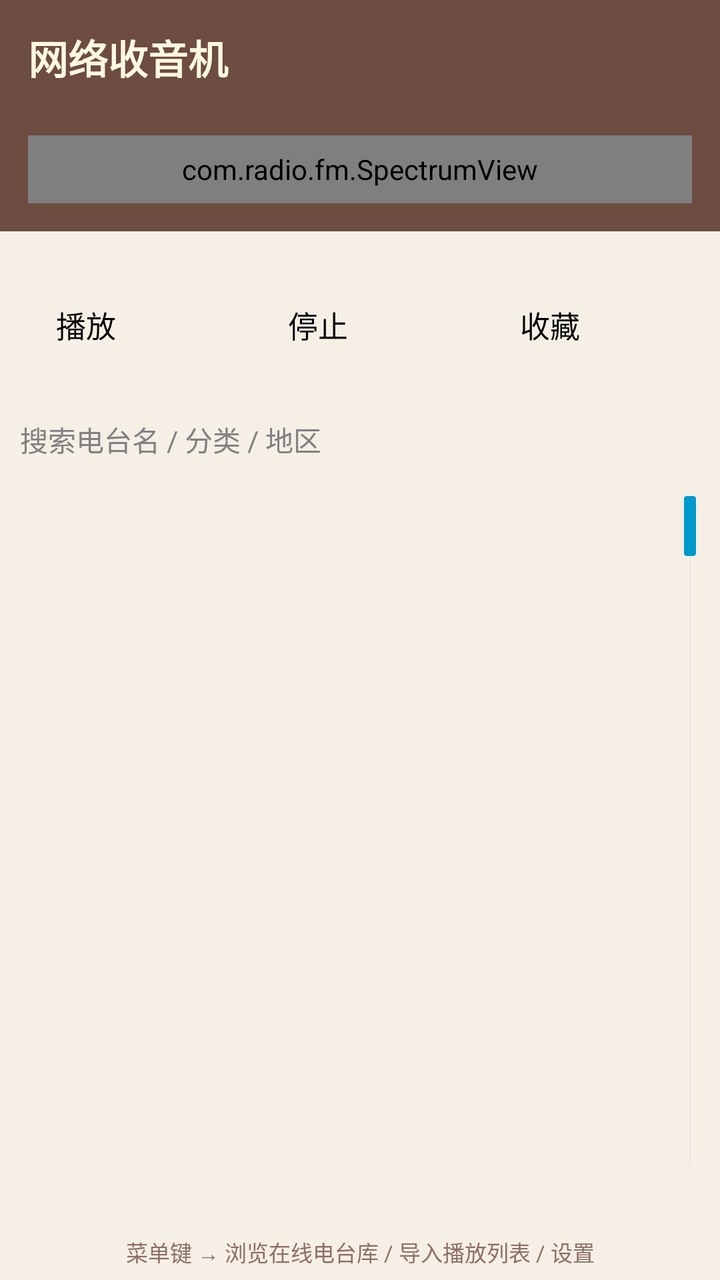
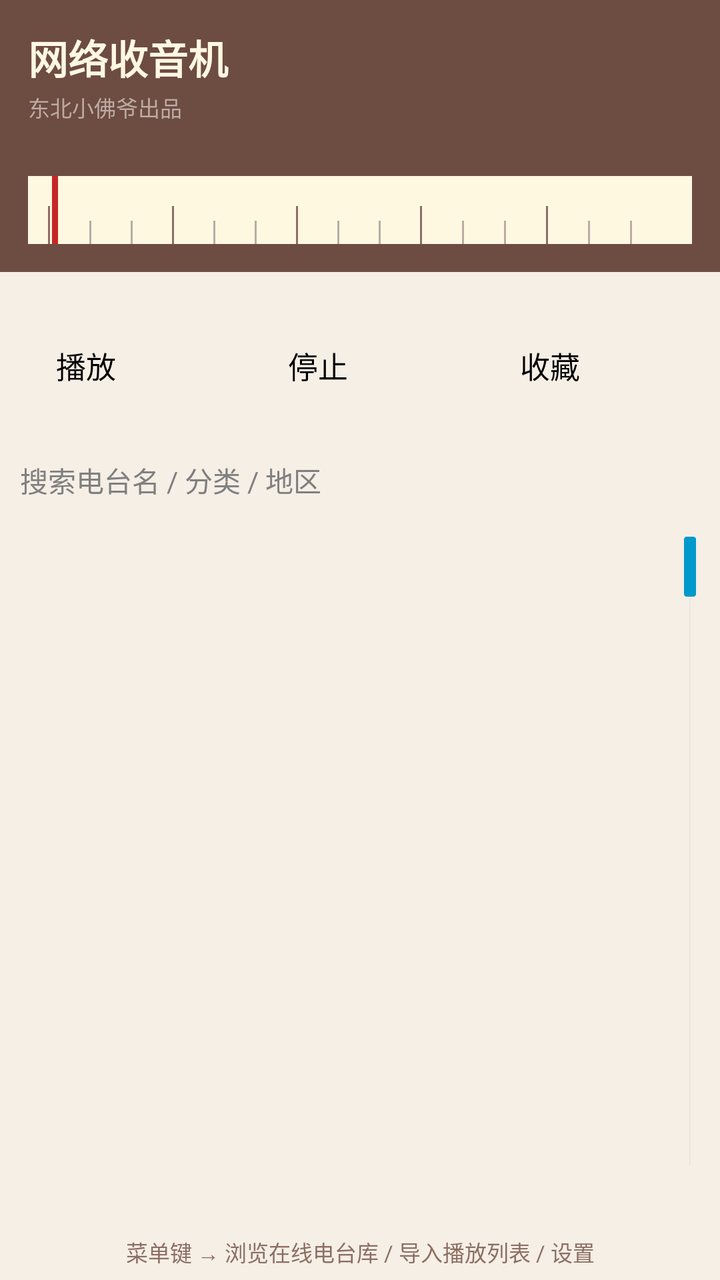

Screens rendered from an Android XML layout before and after an edit, with the pre-edit source and the edit as a unified diff.
<!-- AndroidManifest.xml: application theme AppTheme -->
<!-- res/layout/activity_main.xml -->
<?xml version="1.0" encoding="utf-8"?>
<LinearLayout xmlns:android="http://schemas.android.com/apk/res/android"
    android:layout_width="match_parent"
    android:layout_height="match_parent"
    android:orientation="vertical"
    android:background="#F5EFE6">

    
    <LinearLayout
        android:layout_width="match_parent"
        android:layout_height="wrap_content"
        android:orientation="vertical"
        android:background="#6D4C41"
        android:padding="14dp">

        <TextView
            android:id="@+id/station_name"
            android:layout_width="match_parent"
            android:layout_height="wrap_content"
            android:text="网络收音机"
            android:textColor="#FFF8E1"
            android:textSize="20sp"
            android:textStyle="bold"
            android:singleLine="true"
            android:ellipsize="marquee" />

        <TextView
            android:id="@+id/station_meta"
            android:layout_width="match_parent"
            android:layout_height="wrap_content"
            android:textColor="#D7CCC8"
            android:textSize="12sp"
            android:singleLine="true" />

        
        <com.radio.fm.SpectrumView
            android:id="@+id/spectrum"
            android:layout_width="match_parent"
            android:layout_height="34dp"
            android:layout_marginTop="8dp" />
    </LinearLayout>

    
    <LinearLayout
        android:layout_width="match_parent"
        android:layout_height="wrap_content"
        android:orientation="vertical"
        android:paddingLeft="14dp"
        android:paddingRight="14dp"
        android:paddingTop="8dp">

        <TextView
            android:id="@+id/status_text"
            android:layout_width="match_parent"
            android:layout_height="wrap_content"
            android:textSize="13sp"
            android:textColor="#5D4037" />

        <TextView
            android:id="@+id/icy_text"
            android:layout_width="match_parent"
            android:layout_height="wrap_content"
            android:layout_marginTop="2dp"
            android:textSize="13sp"
            android:textStyle="italic"
            android:textColor="#2E7D32"
            android:visibility="gone"
            android:singleLine="true"
            android:ellipsize="marquee" />
    </LinearLayout>

    
    <LinearLayout
        android:layout_width="match_parent"
        android:layout_height="wrap_content"
        android:orientation="horizontal"
        android:padding="10dp">

        <Button
            android:id="@+id/btn_play"
            style="@style/BigButton"
            android:layout_width="0dp" android:layout_height="wrap_content"
            android:layout_weight="1"
            android:text="@string/play" />

        <Button
            android:id="@+id/btn_stop"
            style="@style/BigButton"
            android:layout_width="0dp" android:layout_height="wrap_content"
            android:layout_weight="1"
            android:layout_marginLeft="8dp"
            android:text="@string/stop" />

        <Button
            android:id="@+id/btn_fav"
            style="@style/BigButton"
            android:layout_width="0dp" android:layout_height="wrap_content"
            android:layout_weight="1"
            android:layout_marginLeft="8dp"
            android:text="收藏" />
    </LinearLayout>

    
    <LinearLayout
        android:layout_width="match_parent"
        android:layout_height="wrap_content"
        android:orientation="horizontal"
        android:gravity="center_vertical"
        android:layout_marginLeft="10dp"
        android:layout_marginRight="10dp">

        <EditText
            android:id="@+id/filter_box"
            android:layout_width="0dp"
            android:layout_weight="1"
            android:layout_height="wrap_content"
            android:hint="搜索电台名 / 分类 / 地区"
            android:imeOptions="actionSearch"
            android:inputType="text"
            android:singleLine="true"
            android:textSize="14sp" />

        
        <Spinner
            android:id="@+id/category_spinner"
            android:layout_width="wrap_content"
            android:layout_height="wrap_content"
            android:layout_marginLeft="6dp"
            android:minWidth="120dp" />
    </LinearLayout>

    <ListView
        android:id="@+id/station_list"
        android:layout_width="match_parent"
        android:layout_height="0dp"
        android:layout_weight="1"
        android:layout_marginTop="6dp"
        android:divider="#D7CCC8"
        android:dividerHeight="1dp"
        android:cacheColorHint="#00000000"
        android:fastScrollEnabled="true"
        android:scrollbarStyle="outsideOverlay" />

    <TextView
        android:layout_width="match_parent"
        android:layout_height="wrap_content"
        android:padding="6dp"
        android:textSize="11sp"
        android:textColor="#8D6E63"
        android:text="菜单键 → 浏览在线电台库 / 导入播放列表 / 设置"
        android:gravity="center" />

</LinearLayout>
<!-- resources referenced by this layout -->
<resources>
  <string name="play">播放</string>
  <string name="stop">停止</string>
  <style name="BigButton">
          <item name="android:textSize">15sp</item>
          <item name="android:paddingLeft">18dp</item>
          <item name="android:paddingRight">18dp</item>
          <item name="android:minWidth">96dp</item>
          <item name="android:minHeight">48dp</item>
      </style>
  <style name="AppTheme" parent="@android:style/Theme.Holo.Light.DarkActionBar">
          <item name="android:windowBackground">@android:color/background_light</item>
      </style>
</resources>

<!-- the commit's change to res/layout/activity_main.xml (unified diff, before → after) -->
@@ -24,6 +24,15 @@
             android:singleLine="true"
             android:ellipsize="marquee" />
 
+        
+        <TextView
+            android:layout_width="wrap_content"
+            android:layout_height="wrap_content"
+            android:layout_marginTop="2dp"
+            android:text="@string/copyright"
+            android:textColor="#BCAAA4"
+            android:textSize="11sp" />
+
         <TextView
             android:id="@+id/station_meta"
             android:layout_width="match_parent"
@@ -33,11 +42,91 @@
             android:singleLine="true" />
 
         
-        <com.radio.fm.SpectrumView
-            android:id="@+id/spectrum"
+        <FrameLayout
             android:layout_width="match_parent"
             android:layout_height="34dp"
-            android:layout_marginTop="8dp" />
+            android:layout_marginTop="10dp"
+            android:background="#FFF8E1">
+
+            
+            <LinearLayout
+                android:id="@+id/tune_track"
+                android:layout_width="match_parent"
+                android:layout_height="match_parent"
+                android:orientation="horizontal"
+                android:gravity="center_vertical"
+                android:paddingLeft="10dp"
+                android:paddingRight="10dp">
+                <View android:layout_width="1dp" android:layout_height="match_parent"
+                    android:layout_marginTop="10dp"
+                    android:background="#8D6E63" />
+                <View android:layout_width="0dp" android:layout_height="1dp" android:layout_weight="1" />
+                <View android:layout_width="1dp" android:layout_height="match_parent"
+                    android:layout_marginTop="15dp"
+                    android:background="#BCAAA4" />
+                <View android:layout_width="0dp" android:layout_height="1dp" android:layout_weight="1" />
+                <View android:layout_width="1dp" android:layout_height="match_parent"
+                    android:layout_marginTop="15dp"
+                    android:background="#BCAAA4" />
+                <View android:layout_width="0dp" android:layout_height="1dp" android:layout_weight="1" />
+                <View android:layout_width="1dp" android:layout_height="match_parent"
+                    android:layout_marginTop="10dp"
+                    android:background="#8D6E63" />
+                <View android:layout_width="0dp" android:layout_height="1dp" android:layout_weight="1" />
+                <View android:layout_width="1dp" android:layout_height="match_parent"
+                    android:layout_marginTop="15dp"
+                    android:background="#BCAAA4" />
+                <View android:layout_width="0dp" android:layout_height="1dp" android:layout_weight="1" />
+                <View android:layout_width="1dp" android:layout_height="match_parent"
+                    android:layout_marginTop="15dp"
+                    android:background="#BCAAA4" />
+                <View android:layout_width="0dp" android:layout_height="1dp" android:layout_weight="1" />
+                <View android:layout_width="1dp" android:layout_height="match_parent"
+                    android:layout_marginTop="10dp"
+                    android:background="#8D6E63" />
+                <View android:layout_width="0dp" android:layout_height="1dp" android:layout_weight="1" />
+                <View android:layout_width="1dp" android:layout_height="match_parent"
+                    android:layout_marginTop="15dp"
+                    android:background="#BCAAA4" />
+                <View android:layout_width="0dp" android:layout_height="1dp" android:layout_weight="1" />
+                <View android:layout_width="1dp" android:layout_height="match_parent"
+                    android:layout_marginTop="15dp"
+                    android:background="#BCAAA4" />
+                <View android:layout_width="0dp" android:layout_height="1dp" android:layout_weight="1" />
+                <View android:layout_width="1dp" android:layout_height="match_parent"
+                    android:layout_marginTop="10dp"
+                    android:background="#8D6E63" />
+                <View android:layout_width="0dp" android:layout_height="1dp" android:layout_weight="1" />
+                <View android:layout_width="1dp" android:layout_height="match_parent"
+                    android:layout_marginTop="15dp"
+                    android:background="#BCAAA4" />
+                <View android:layout_width="0dp" android:layout_height="1dp" android:layout_weight="1" />
+                <View android:layout_width="1dp" android:layout_height="match_parent"
+                    android:layout_marginTop="15dp"
+                    android:background="#BCAAA4" />
+                <View android:layout_width="0dp" android:layout_height="1dp" android:layout_weight="1" />
+                <View android:layout_width="1dp" android:layout_height="match_parent"
+                    android:layout_marginTop="10dp"
+                    android:background="#8D6E63" />
+                <View android:layout_width="0dp" android:layout_height="1dp" android:layout_weight="1" />
+                <View android:layout_width="1dp" android:layout_height="match_parent"
+                    android:layout_marginTop="15dp"
+                    android:background="#BCAAA4" />
+                <View android:layout_width="0dp" android:layout_height="1dp" android:layout_weight="1" />
+                <View android:layout_width="1dp" android:layout_height="match_parent"
+                    android:layout_marginTop="15dp"
+                    android:background="#BCAAA4" />
+                <View android:layout_width="0dp" android:layout_height="1dp" android:layout_weight="1" />
+            </LinearLayout>
+
+            <ImageView
+                android:id="@+id/tune_needle"
+                android:layout_width="3dp"
+                android:layout_height="match_parent"
+                android:layout_gravity="start|center_vertical"
+                android:layout_marginLeft="12dp"
+                android:background="#C62828" />
+        </FrameLayout>
     </LinearLayout>
 
     
@@ -121,12 +210,6 @@
             android:textSize="14sp" />
 
         
-        <Spinner
-            android:id="@+id/category_spinner"
-            android:layout_width="wrap_content"
-            android:layout_height="wrap_content"
-            android:layout_marginLeft="6dp"
-            android:minWidth="120dp" />
     </LinearLayout>
 
     <ListView
<!-- resource entries referenced after the edit -->
@@ -1,5 +1,6 @@
 <!-- resources referenced by this layout -->
 <resources>
+  <string name="copyright">东北小佛爷出品</string>
   <string name="play">播放</string>
   <string name="stop">停止</string>
   <style name="BigButton">
